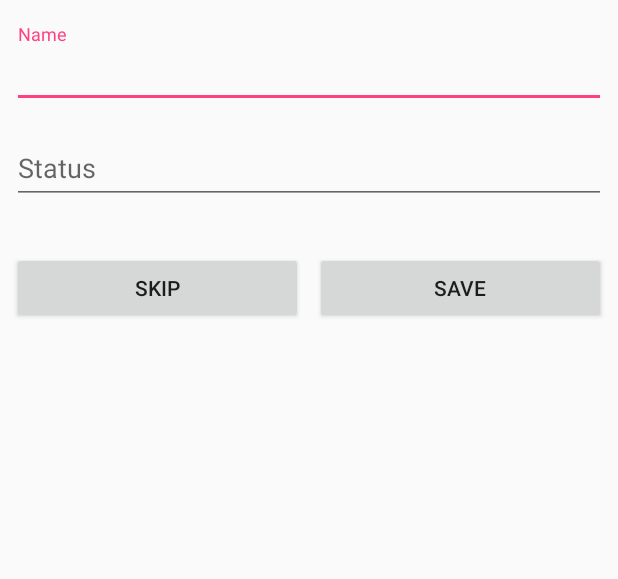
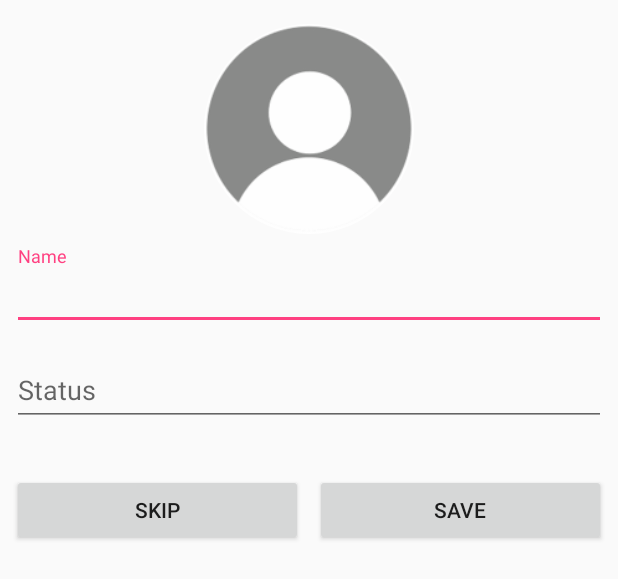
Before and after one commit to Eldhopj/ChitChat, an Android app: the layout activity_account_settings.xml on its own in the app's theme, with its tools: preview values and no code run, on a phone screen of 412 x 824 dp. Shown: the top 579 px of the screen. Run offline under Robolectric (Android 15) with nearby library versions, the phone set to English and light mode, and no system bars.

Commit message:
Account Settings page partially completed

```diff
--- a/app/build.gradle
+++ b/app/build.gradle
@@ -21,7 +21,7 @@ android {
 dependencies {
     implementation fileTree(dir: 'libs', include: ['*.jar'])
     implementation 'com.android.support:appcompat-v7:27.1.1'
-    implementation 'com.android.support.constraint:constraint-layout:1.1.2'
+    implementation 'com.android.support.constraint:constraint-layout:1.1.3'
     testImplementation 'junit:junit:4.12'
     androidTestImplementation 'com.android.support.test:runner:1.0.2'
     androidTestImplementation 'com.android.support.test.espresso:espresso-core:3.0.2'
@@ -29,6 +29,7 @@ dependencies {
     implementation 'com.google.firebase:firebase-auth:16.0.1'
     implementation 'com.google.firebase:firebase-core:16.0.1'
     implementation 'com.google.firebase:firebase-database:16.0.1'
+    implementation 'com.google.firebase:firebase-storage:16.0.1'
 
     implementation 'com.android.support:design:27.1.1'
     implementation 'com.android.support:recyclerview-v7:27.1.1'
@@ -36,6 +37,7 @@ dependencies {
     implementation 'com.hbb20:ccp:2.2.2'
     implementation 'pub.devrel:easypermissions:1.3.0'
     implementation 'de.hdodenhof:circleimageview:2.2.0'
+    implementation 'com.theartofdev.edmodo:android-image-cropper:2.7.+'
 }
 
 apply plugin: 'com.google.gms.google-services'
--- a/app/src/main/AndroidManifest.xml
+++ b/app/src/main/AndroidManifest.xml
@@ -5,6 +5,8 @@
     <uses-permission android:name="android.permission.INTERNET" />
     <uses-permission android:name="android.permission.READ_CONTACTS" />
     <uses-permission android:name="android.permission.WRITE_CONTACTS" />
+    <uses-permission android:name="android.permission.READ_EXTERNAL_STORAGE"/>
+    <uses-permission android:name="android.permission.WRITE_EXTERNAL_STORAGE"/>
 
     <application
         android:allowBackup="true"
@@ -26,5 +28,9 @@
         <activity android:name=".ProfileActivity">
         </activity>
         <activity android:name=".AccountSettingsActivity"></activity>
+
+        <!--Add if there is no actionbar on the theme-->
+        <activity android:name="com.theartofdev.edmodo.cropper.CropImageActivity"
+            android:theme="@style/Base.Theme.AppCompat"/>
     </application>
 </manifest>
--- a/app/src/main/java/in/eldhopj/chitchat/FindUserActivity.java
+++ b/app/src/main/java/in/eldhopj/chitchat/FindUserActivity.java
@@ -139,10 +139,10 @@ public class FindUserActivity extends AppCompatActivity {
 
                                            ListUser users = new ListUser(name, phone);
 
-                                           // looks through the mContactList and find the name of the specific phone number if the name is same as phone number
+                                           // looks through the mContactList and find the name which have empty string
                                            // ie, if user didn't give name use the phone contacts name
 
-                                           if (name.equals(phone)) {
+                                           if (name.equals("")) {
                                                for (ListUser contact : mContactList) { // Iterate through every contact
                                                    if (contact.getPhone().equals(users.getPhone())) { // If phone number matches
                                                        users.setName(contact.getName());
--- a/app/src/main/java/in/eldhopj/chitchat/LoginActivity.java
+++ b/app/src/main/java/in/eldhopj/chitchat/LoginActivity.java
@@ -28,7 +28,7 @@ import com.hbb20.CountryCodePicker;
 
 import java.util.concurrent.TimeUnit;
 
-import in.eldhopj.chitchat.ModelClass.ListUser;
+import in.eldhopj.chitchat.ModelClass.AccountSettings;
 
 import static in.eldhopj.chitchat.others.Common.firebaseUser;
 import static in.eldhopj.chitchat.others.Common.mAuth;
@@ -155,7 +155,7 @@ public class LoginActivity extends AppCompatActivity {
                             public void onDataChange(@NonNull DataSnapshot dataSnapshot) {  // dataSnapshot contains all the info which we are referring to
                                 if (!dataSnapshot.exists()){ // checks whether something inside the database, if No add data
                                     //@params name , phoneNumber
-                                    ListUser userData = new ListUser(firebaseUser.getPhoneNumber(),firebaseUser.getPhoneNumber());
+                                    AccountSettings userData = new AccountSettings("","",firebaseUser.getPhoneNumber(),"","","");
                                     mUserDB.setValue(userData);
                                 }
                                 settingsActivityIntent();
--- a/app/src/main/java/in/eldhopj/chitchat/ProfileActivity.java
+++ b/app/src/main/java/in/eldhopj/chitchat/ProfileActivity.java
@@ -2,6 +2,7 @@ package in.eldhopj.chitchat;
 
 import android.os.Bundle;
 import android.support.v7.app.AppCompatActivity;
+
 /**For to view the profile of other users*/
 public class ProfileActivity extends AppCompatActivity {
 
@@ -9,5 +10,8 @@ public class ProfileActivity extends AppCompatActivity {
     protected void onCreate(Bundle savedInstanceState) {
         super.onCreate(savedInstanceState);
         setContentView(R.layout.activity_profile);
+
     }
+
+
 }
--- a/app/src/main/java/in/eldhopj/chitchat/others/SharedPrefsManager.java
+++ b/app/src/main/java/in/eldhopj/chitchat/others/SharedPrefsManager.java
@@ -3,7 +3,7 @@ package in.eldhopj.chitchat.others;
 import android.content.Context;
 import android.content.SharedPreferences;
 
-import in.eldhopj.chitchat.ModelClass.AccountSettings;
+import in.eldhopj.chitchat.ModelClass.AccountSettingsSharedPrefs;
 
 /**SharedPrefsManager is to save an retrieve data from shared prefs*/
 
@@ -25,7 +25,7 @@ public class SharedPrefsManager {
     }
 
     //Saving status and name
-    public void saveSettings(AccountSettings settings){
+    public void saveSettings(AccountSettingsSharedPrefs settings){
         SharedPreferences sharedPreferences = mCtx.getSharedPreferences(SHARED_PREF_NAME, Context.MODE_PRIVATE);
         SharedPreferences.Editor editor = sharedPreferences.edit();
         editor.putString("status",settings.getStatus());
--- a/app/src/main/res/layout/activity_account_settings.xml
+++ b/app/src/main/res/layout/activity_account_settings.xml
@@ -6,16 +6,30 @@
     android:layout_height="match_parent"
     tools:context=".AccountSettingsActivity">
 
+    <de.hdodenhof.circleimageview.CircleImageView
+        android:id="@+id/profilePic"
+        android:layout_width="0dp"
+        android:layout_height="140dp"
+        android:layout_marginEnd="8dp"
+        android:layout_marginStart="8dp"
+        android:layout_marginTop="16dp"
+        android:src="@drawable/profilepic"
+        android:onClick="uploadImage"
+        app:layout_constraintDimensionRatio="w,1:1"
+        app:layout_constraintEnd_toEndOf="parent"
+        app:layout_constraintStart_toStartOf="parent"
+        app:layout_constraintTop_toTopOf="parent" />
+
     <android.support.design.widget.TextInputLayout
         android:id="@+id/name"
         android:layout_width="0dp"
         android:layout_height="wrap_content"
         android:layout_marginEnd="8dp"
         android:layout_marginStart="8dp"
-        android:layout_marginTop="16dp"
+        android:layout_marginTop="8dp"
         app:layout_constraintEnd_toEndOf="parent"
         app:layout_constraintStart_toStartOf="parent"
-        app:layout_constraintTop_toTopOf="parent">
+        app:layout_constraintTop_toBottomOf="@+id/profilePic">
 
         <android.support.design.widget.TextInputEditText
             android:layout_width="match_parent"
--- a/app/src/main/res/values/styles.xml
+++ b/app/src/main/res/values/styles.xml
@@ -1,7 +1,7 @@
 <resources>
 
     <!-- Base application theme. -->
-    <style name="AppTheme" parent="Theme.AppCompat.Light.DarkActionBar">
+    <style name="AppTheme" parent="Theme.AppCompat.Light.NoActionBar">
         <!-- Customize your theme here. -->
         <item name="colorPrimary">@color/colorPrimary</item>
         <item name="colorPrimaryDark">@color/colorPrimaryDark</item>
```
Also changed, not shown: app/src/main/java/in/eldhopj/chitchat/AccountSettingsActivity.java (+115 -8 lines), app/src/main/java/in/eldhopj/chitchat/ModelClass/AccountSettings.java (+26 -10 lines), app/src/main/java/in/eldhopj/chitchat/ModelClass/AccountSettingsSharedPrefs.java (added, +19 -0 lines), app/src/main/java/in/eldhopj/chitchat/others/Common.java (+9 -1 lines).
